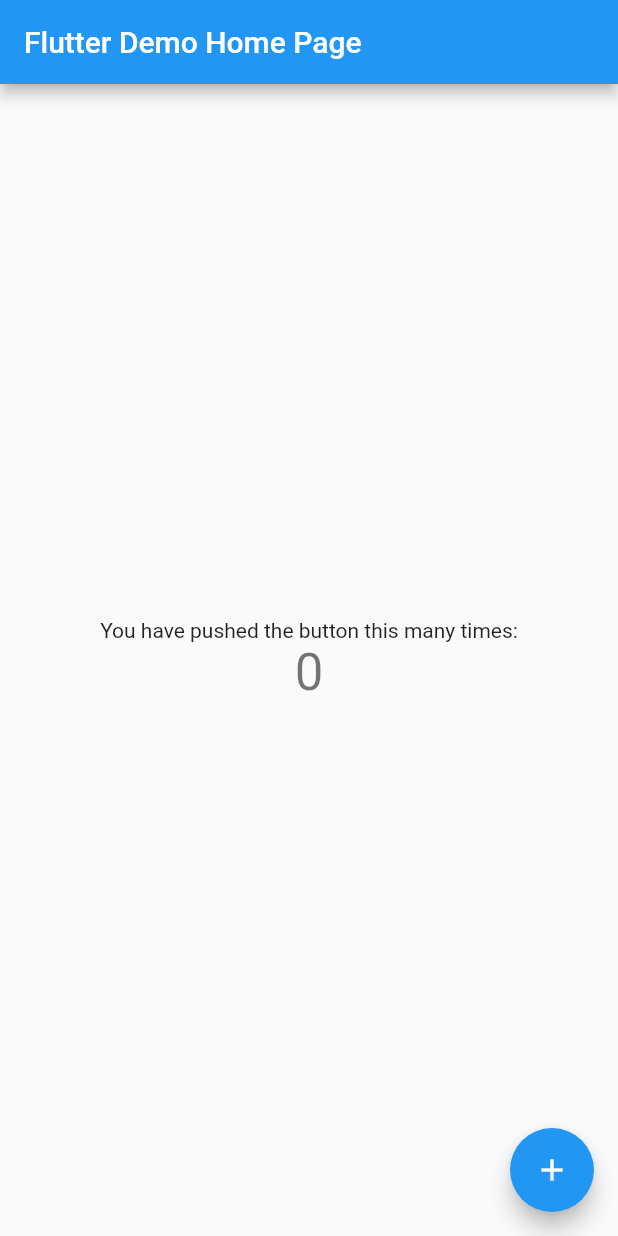
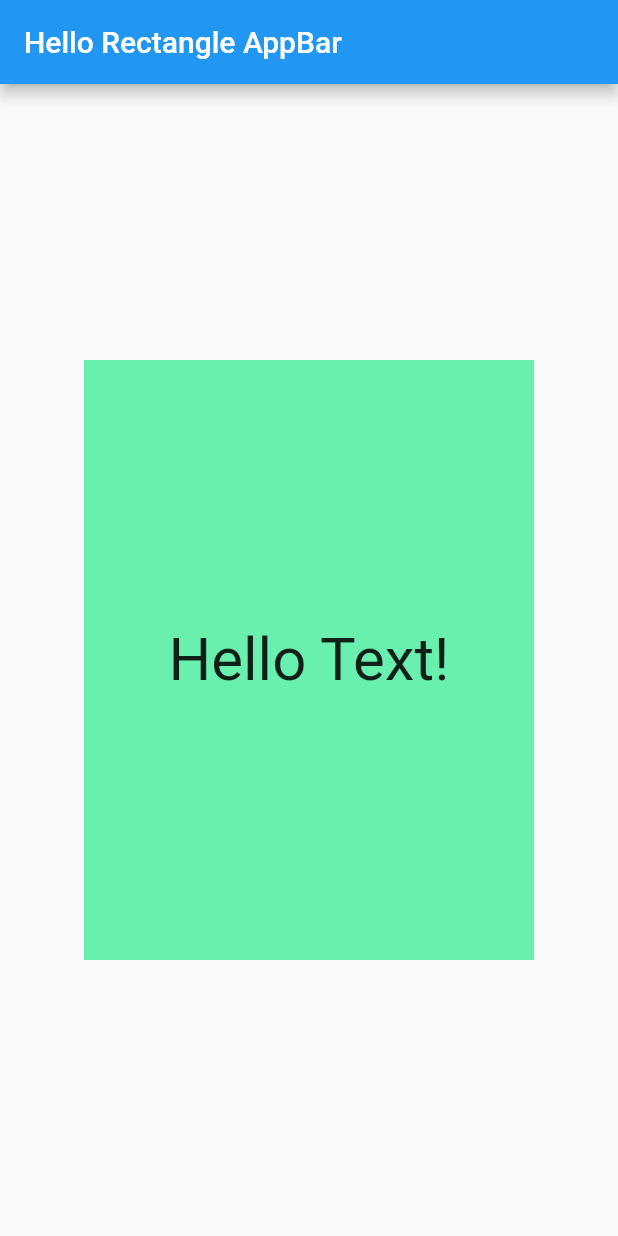
Before and after one commit to Flutter-Camp/udacity-ud905, a Flutter app: the screen it shows after launch, on a phone screen of 412 x 824 dp. Run offline on Flutter 3.47's test engine with Material 2 defaults, Android fonts, the phone set to English and light mode, and no system bars.

Commit message:
Updated: Basic Hello Rectangle Code
Provided by Udacity/Google as starter

```diff
--- a/hello_rectangle/lib/main.dart
+++ b/hello_rectangle/lib/main.dart
@@ -1,109 +1,40 @@
+// Copyright 2018 The Chromium Authors. All rights reserved.
+// Use of this source code is governed by a BSD-style license that can be
+// found in the LICENSE file.
+
 import 'package:flutter/material.dart';
 
-void main() => runApp(new MyApp());
+void main() {
+  runApp(
+    MaterialApp(
+      debugShowCheckedModeBanner: false,
+      title: 'Hello Rectangle Title',
+      home: Scaffold(
+        appBar: AppBar(
+          title: Text('Hello Rectangle AppBar'),
+        ),
+        body: HelloRectangle(),
+      ),
+    ),
+  );
+}
 
-class MyApp extends StatelessWidget {
-  // This widget is the root of your application.
+class HelloRectangle extends StatelessWidget {
   @override
   Widget build(BuildContext context) {
-    return new MaterialApp(
-      title: 'Flutter Demo',
-      theme: new ThemeData(
-        // This is the theme of your application.
-        //
-        // Try running your application with "flutter run". You'll see the
-        // application has a blue toolbar. Then, without quitting the app, try
-        // changing the primarySwatch below to Colors.green and then invoke
-        // "hot reload" (press "r" in the console where you ran "flutter run",
-        // or press Run > Flutter Hot Reload in IntelliJ). Notice that the
-        // counter didn't reset back to zero; the application is not restarted.
-        primarySwatch: Colors.blue,
+    return Center(
+      child: Container(
+        color: Colors.greenAccent,
+        height: 400.0,
+        width: 300.0,
+        child: Center(
+          child: Text(
+            'Hello Text!',
+            style: TextStyle(fontSize: 40.0),
+            textAlign: TextAlign.center,
+          ),
+        ),
       ),
-      home: new MyHomePage(title: 'Flutter Demo Home Page'),
     );
   }
 }
-
-class MyHomePage extends StatefulWidget {
-  MyHomePage({Key key, this.title}) : super(key: key);
-
-  // This widget is the home page of your application. It is stateful, meaning
-  // that it has a State object (defined below) that contains fields that affect
-  // how it looks.
-
-  // This class is the configuration for the state. It holds the values (in this
-  // case the title) provided by the parent (in this case the App widget) and
-  // used by the build method of the State. Fields in a Widget subclass are
-  // always marked "final".
-
-  final String title;
-
-  @override
-  _MyHomePageState createState() => new _MyHomePageState();
-}
-
-class _MyHomePageState extends State<MyHomePage> {
-  int _counter = 0;
-
-  void _incrementCounter() {
-    setState(() {
-      // This call to setState tells the Flutter framework that something has
-      // changed in this State, which causes it to rerun the build method below
-      // so that the display can reflect the updated values. If we changed
-      // _counter without calling setState(), then the build method would not be
-      // called again, and so nothing would appear to happen.
-      _counter++;
-    });
-  }
-
-  @override
-  Widget build(BuildContext context) {
-    // This method is rerun every time setState is called, for instance as done
-    // by the _incrementCounter method above.
-    //
-    // The Flutter framework has been optimized to make rerunning build methods
-    // fast, so that you can just rebuild anything that needs updating rather
-    // than having to individually change instances of widgets.
-    return new Scaffold(
-      appBar: new AppBar(
-        // Here we take the value from the MyHomePage object that was created by
-        // the App.build method, and use it to set our appbar title.
-        title: new Text(widget.title),
-      ),
-      body: new Center(
-        // Center is a layout widget. It takes a single child and positions it
-        // in the middle of the parent.
-        child: new Column(
-          // Column is also layout widget. It takes a list of children and
-          // arranges them vertically. By default, it sizes itself to fit its
-          // children horizontally, and tries to be as tall as its parent.
-          //
-          // Invoke "debug paint" (press "p" in the console where you ran
-          // "flutter run", or select "Toggle Debug Paint" from the Flutter tool
-          // window in IntelliJ) to see the wireframe for each widget.
-          //
-          // Column has various properties to control how it sizes itself and
-          // how it positions its children. Here we use mainAxisAlignment to
-          // center the children vertically; the main axis here is the vertical
-          // axis because Columns are vertical (the cross axis would be
-          // horizontal).
-          mainAxisAlignment: MainAxisAlignment.center,
-          children: <Widget>[
-            new Text(
-              'You have pushed the button this many times:',
-            ),
-            new Text(
-              '$_counter',
-              style: Theme.of(context).textTheme.display1,
-            ),
-          ],
-        ),
-      ),
-      floatingActionButton: new FloatingActionButton(
-        onPressed: _incrementCounter,
-        tooltip: 'Increment',
-        child: new Icon(Icons.add),
-      ), // This trailing comma makes auto-formatting nicer for build methods.
-    );
-  }
-}
```
Also changed, not shown: 2 other files.
